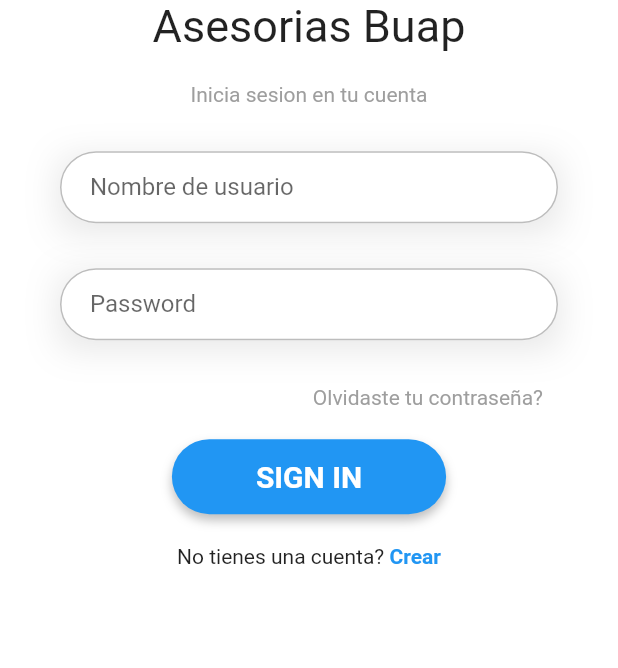
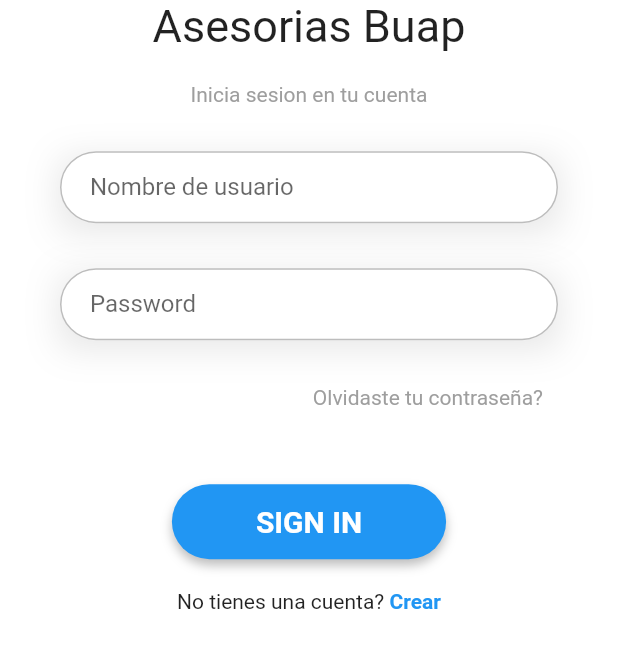
Before and after one commit to gpjrr/Asesorias_App_V2, a Flutter app: the screen it shows after launch, on a phone screen of 412 x 824 dp, the part 498-1166 px from its top. Run offline on Flutter 3.47's test engine with Material 2 defaults, Android fonts, the phone set to English and light mode, and no system bars; our stand-ins replace flutter_spinkit, hexcolor.

Commit message:
Update Login.dart
Login En Proceso

```diff
--- a/lib/Login/Login.dart
+++ b/lib/Login/Login.dart
@@ -80,7 +80,7 @@ class _LoginState extends State<Login> {
                                   ),
                                 ),
                               ),
-                              //SizedBox(height: 30.0),
+                              SizedBox(height: 30.0),
                               Container(
                                 decoration: ThemeHelper().buttonBoxDecoration(context),
                                 child: ElevatedButton(
```
